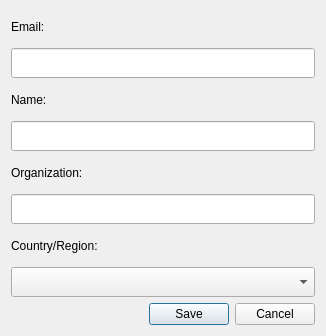
Qt form LDMP/gui/DlgSettingsEditUpdate.ui (ConservationInternational/trends.earth) before a commit.
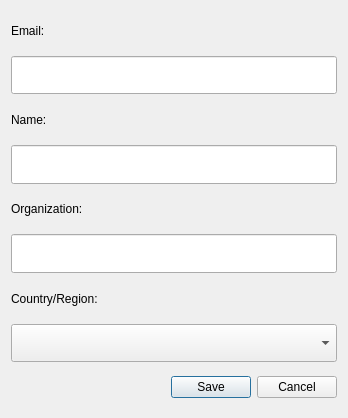
The same form after that commit.

```diff
--- a/LDMP/gui/DlgSettingsEditUpdate.ui
+++ b/LDMP/gui/DlgSettingsEditUpdate.ui
@@ -6,8 +6,8 @@
    <rect>
     <x>0</x>
     <y>0</y>
-    <width>326</width>
-    <height>336</height>
+    <width>348</width>
+    <height>418</height>
    </rect>
   </property>
   <property name="sizePolicy">
@@ -22,6 +22,12 @@
   <layout class="QGridLayout" name="gridLayout">
    <item row="7" column="0">
     <widget class="QComboBox" name="country">
+     <property name="sizePolicy">
+      <sizepolicy hsizetype="Preferred" vsizetype="Minimum">
+       <horstretch>0</horstretch>
+       <verstretch>0</verstretch>
+      </sizepolicy>
+     </property>
      <property name="minimumSize">
       <size>
        <width>0</width>
@@ -32,6 +38,12 @@
    </item>
    <item row="5" column="0">
     <widget class="QLineEdit" name="organization">
+     <property name="sizePolicy">
+      <sizepolicy hsizetype="Expanding" vsizetype="Minimum">
+       <horstretch>0</horstretch>
+       <verstretch>0</verstretch>
+      </sizepolicy>
+     </property>
      <property name="minimumSize">
       <size>
        <width>0</width>
@@ -61,6 +73,12 @@
    </item>
    <item row="1" column="0">
     <widget class="QLineEdit" name="email">
+     <property name="sizePolicy">
+      <sizepolicy hsizetype="Expanding" vsizetype="Minimum">
+       <horstretch>0</horstretch>
+       <verstretch>0</verstretch>
+      </sizepolicy>
+     </property>
      <property name="minimumSize">
       <size>
        <width>0</width>
@@ -90,6 +108,12 @@
    </item>
    <item row="3" column="0">
     <widget class="QLineEdit" name="name">
+     <property name="sizePolicy">
+      <sizepolicy hsizetype="Expanding" vsizetype="Minimum">
+       <horstretch>0</horstretch>
+       <verstretch>0</verstretch>
+      </sizepolicy>
+     </property>
      <property name="minimumSize">
       <size>
        <width>0</width>
@@ -116,6 +140,12 @@
    </item>
    <item row="8" column="0">
     <widget class="QDialogButtonBox" name="buttonBox">
+     <property name="sizePolicy">
+      <sizepolicy hsizetype="Expanding" vsizetype="Minimum">
+       <horstretch>0</horstretch>
+       <verstretch>0</verstretch>
+      </sizepolicy>
+     </property>
      <property name="standardButtons">
       <set>QDialogButtonBox::Cancel|QDialogButtonBox::Save</set>
      </property>
```
